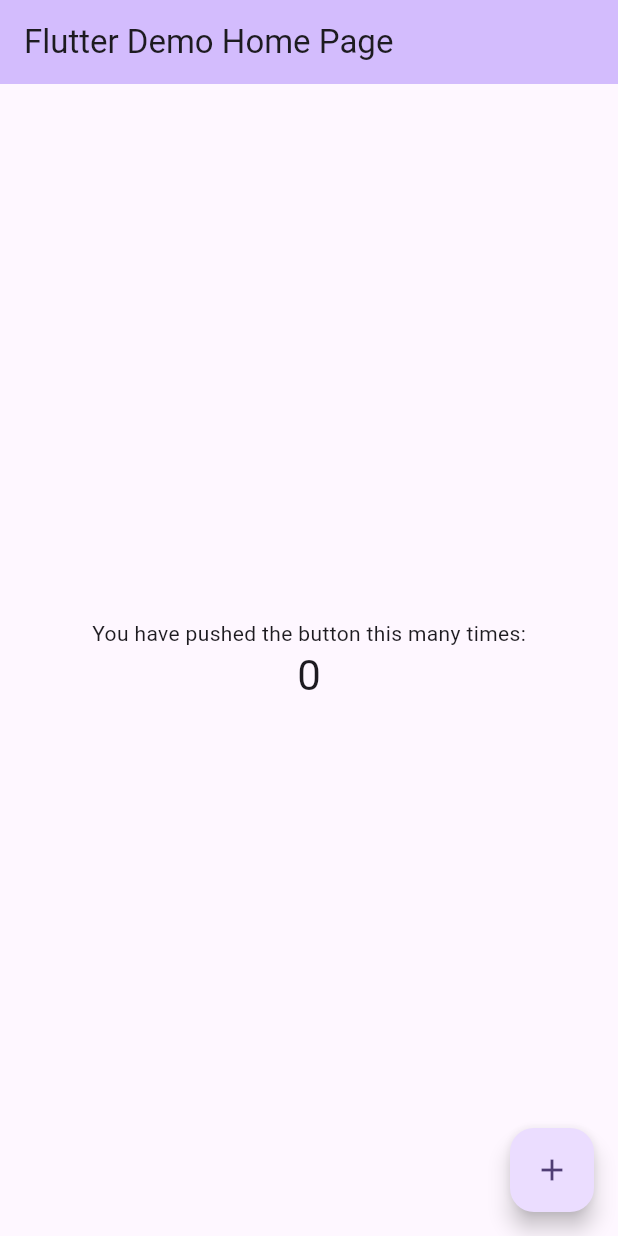
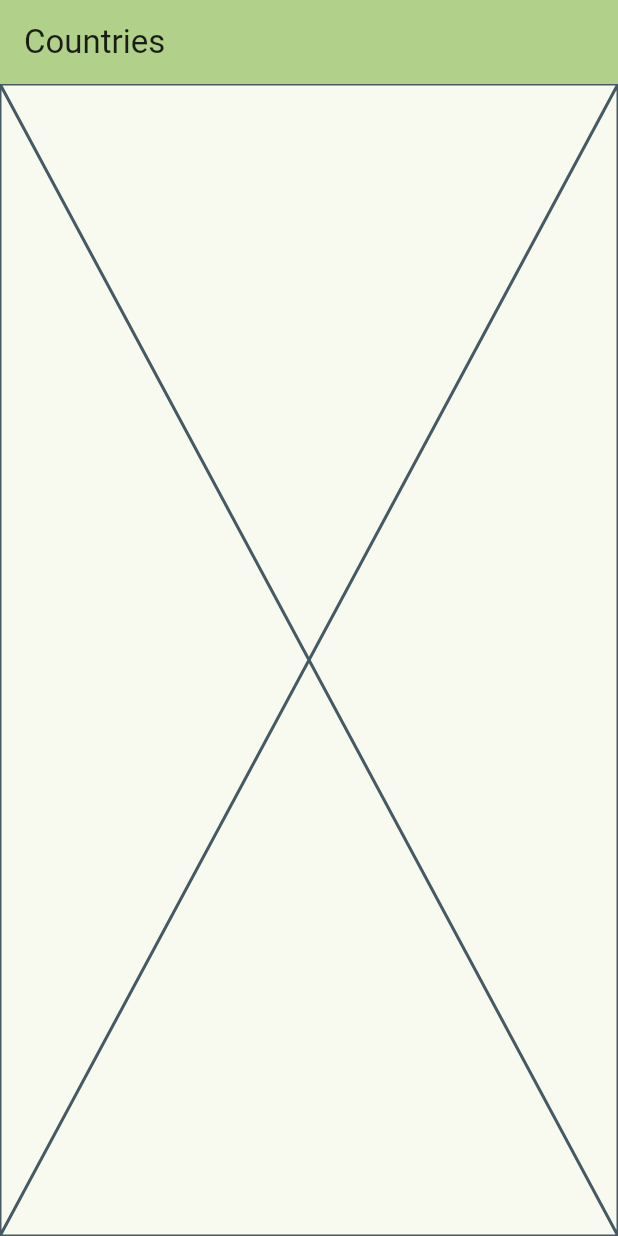
Before and after one commit to christenbc/wame_sports_challenge, a Flutter app: the screen it shows after launch, on a phone screen of 412 x 824 dp. Run offline on Flutter 3.47's test engine with Material 3 defaults, Android fonts, the phone set to English and light mode, and no system bars.

Commit message:
draft initial lib files

```diff
--- a/lib/main.dart
+++ b/lib/main.dart
@@ -1,4 +1,5 @@
 import 'package:flutter/material.dart';
+import 'package:wame_sports_challenge_christen/pages/pages.dart';
 
 void main() {
   runApp(const MyApp());
@@ -7,119 +8,15 @@
 class MyApp extends StatelessWidget {
   const MyApp({super.key});
 
-  // This widget is the root of your application.
   @override
   Widget build(BuildContext context) {
     return MaterialApp(
-      title: 'Flutter Demo',
+      title: 'Wame Sports Challenge Christen',
       theme: ThemeData(
-        // This is the theme of your application.
-        //
-        // TRY THIS: Try running your application with "flutter run". You'll see
-        // the application has a purple toolbar. Then, without quitting the app,
-        // try changing the seedColor in the colorScheme below to Colors.green
-        // and then invoke "hot reload" (save your changes or press the "hot
-        // reload" button in a Flutter-supported IDE, or press "r" if you used
-        // the command line to start the app).
-        //
-        // Notice that the counter didn't reset back to zero; the application
-        // state is not lost during the reload. To reset the state, use hot
-        // restart instead.
-        //
-        // This works for code too, not just values: Most code changes can be
-        // tested with just a hot reload.
-        colorScheme: ColorScheme.fromSeed(seedColor: Colors.deepPurple),
+        colorScheme: ColorScheme.fromSeed(seedColor: Colors.lightGreen),
         useMaterial3: true,
       ),
-      home: const MyHomePage(title: 'Flutter Demo Home Page'),
+      home: const HomePage(title: 'Countries'),
     );
   }
 }
-
-class MyHomePage extends StatefulWidget {
-  const MyHomePage({super.key, required this.title});
-
-  // This widget is the home page of your application. It is stateful, meaning
-  // that it has a State object (defined below) that contains fields that affect
-  // how it looks.
-
-  // This class is the configuration for the state. It holds the values (in this
-  // case the title) provided by the parent (in this case the App widget) and
-  // used by the build method of the State. Fields in a Widget subclass are
-  // always marked "final".
-
-  final String title;
-
-  @override
-  State<MyHomePage> createState() => _MyHomePageState();
-}
-
-class _MyHomePageState extends State<MyHomePage> {
-  int _counter = 0;
-
-  void _incrementCounter() {
-    setState(() {
-      // This call to setState tells the Flutter framework that something has
-      // changed in this State, which causes it to rerun the build method below
-      // so that the display can reflect the updated values. If we changed
-      // _counter without calling setState(), then the build method would not be
-      // called again, and so nothing would appear to happen.
-      _counter++;
-    });
-  }
-
-  @override
-  Widget build(BuildContext context) {
-    // This method is rerun every time setState is called, for instance as done
-    // by the _incrementCounter method above.
-    //
-    // The Flutter framework has been optimized to make rerunning build methods
-    // fast, so that you can just rebuild anything that needs updating rather
-    // than having to individually change instances of widgets.
-    return Scaffold(
-      appBar: AppBar(
-        // TRY THIS: Try changing the color here to a specific color (to
-        // Colors.amber, perhaps?) and trigger a hot reload to see the AppBar
-        // change color while the other colors stay the same.
-        backgroundColor: Theme.of(context).colorScheme.inversePrimary,
-        // Here we take the value from the MyHomePage object that was created by
-        // the App.build method, and use it to set our appbar title.
-        title: Text(widget.title),
-      ),
-      body: Center(
-        // Center is a layout widget. It takes a single child and positions it
-        // in the middle of the parent.
-        child: Column(
-          // Column is also a layout widget. It takes a list of children and
-          // arranges them vertically. By default, it sizes itself to fit its
-          // children horizontally, and tries to be as tall as its parent.
-          //
-          // Column has various properties to control how it sizes itself and
-          // how it positions its children. Here we use mainAxisAlignment to
-          // center the children vertically; the main axis here is the vertical
-          // axis because Columns are vertical (the cross axis would be
-          // horizontal).
-          //
-          // TRY THIS: Invoke "debug painting" (choose the "Toggle Debug Paint"
-          // action in the IDE, or press "p" in the console), to see the
-          // wireframe for each widget.
-          mainAxisAlignment: MainAxisAlignment.center,
-          children: <Widget>[
-            const Text(
-              'You have pushed the button this many times:',
-            ),
-            Text(
-              '$_counter',
-              style: Theme.of(context).textTheme.headlineMedium,
-            ),
-          ],
-        ),
-      ),
-      floatingActionButton: FloatingActionButton(
-        onPressed: _incrementCounter,
-        tooltip: 'Increment',
-        child: const Icon(Icons.add),
-      ), // This trailing comma makes auto-formatting nicer for build methods.
-    );
-  }
-}
--- /dev/null
+++ b/lib/pages/detail.dart
@@ -0,0 +1,18 @@
+import 'package:flutter/material.dart';
+
+class DetailPage extends StatelessWidget {
+  const DetailPage({super.key, required this.title});
+
+  final String title;
+
+  @override
+  Widget build(BuildContext context) {
+    return Scaffold(
+      appBar: AppBar(
+        backgroundColor: Theme.of(context).colorScheme.inversePrimary,
+        title: Text(title),
+      ),
+      body: const Placeholder(),
+    );
+  }
+}
--- /dev/null
+++ b/lib/pages/home.dart
@@ -0,0 +1,18 @@
+import 'package:flutter/material.dart';
+
+class HomePage extends StatelessWidget {
+  const HomePage({super.key, required this.title});
+
+  final String title;
+
+  @override
+  Widget build(BuildContext context) {
+    return Scaffold(
+      appBar: AppBar(
+        backgroundColor: Theme.of(context).colorScheme.inversePrimary,
+        title: Text(title),
+      ),
+      body: const Placeholder(),
+    );
+  }
+}
--- /dev/null
+++ b/lib/pages/pages.dart
@@ -0,0 +1,2 @@
+export 'detail.dart';
+export 'home.dart';
```
